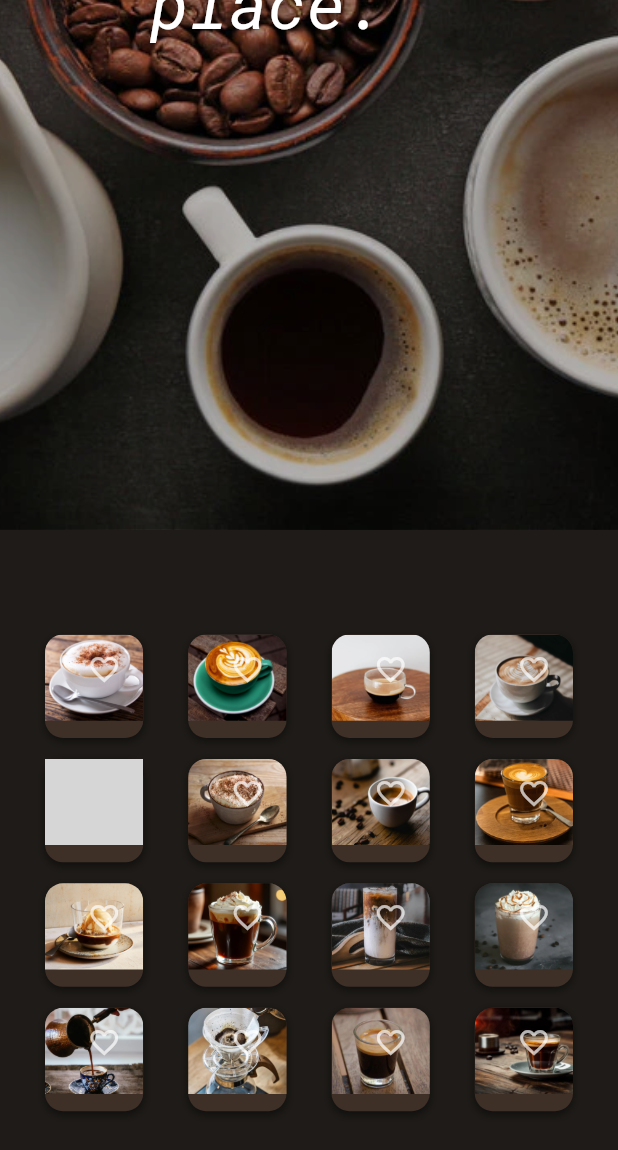
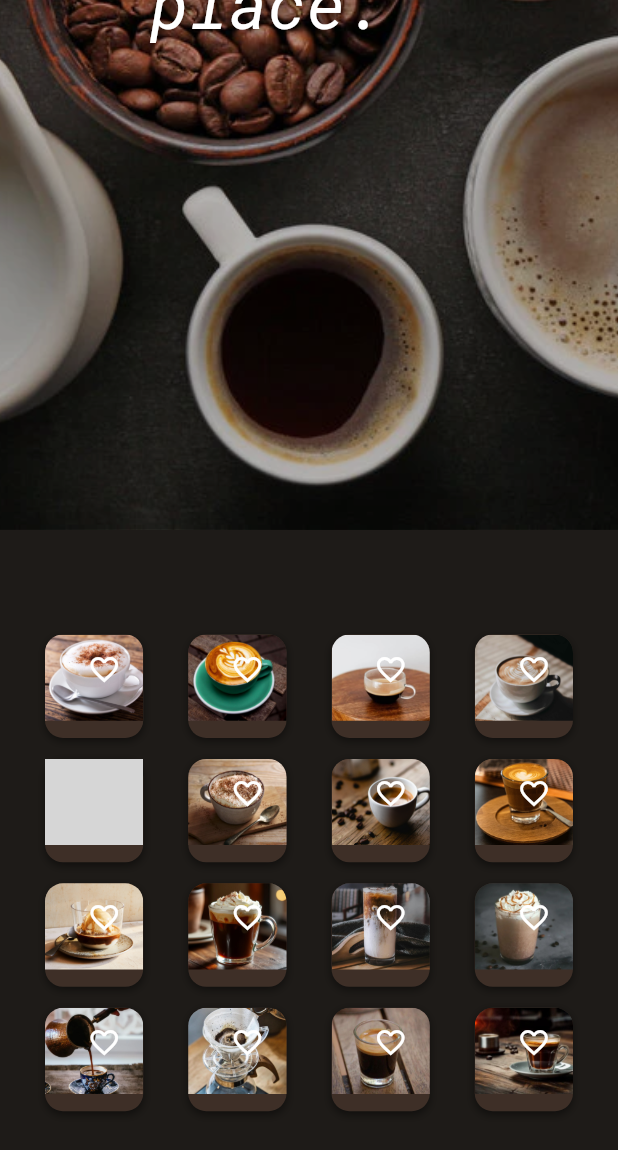
Before and after one commit to shahnigarek/Coffee_Info_Explorer_604.23E, a Flutter app: the screen it shows after launch, scrolled down 377 dp, on a phone screen of 412 x 824 dp. Shown: the top 1150 px of the screen. Run offline on Flutter 3.47's test engine with Material 3 defaults, Android fonts, the phone set to English and light mode, and no system bars; our stand-ins replace google_fonts; grey boxes are pictures that could not be loaded.

Commit message:
Updated CoffeeCard widget with favorite toggle logic

```diff
--- a/lib/widgets/coffee_card.dart
+++ b/lib/widgets/coffee_card.dart
@@ -5,11 +5,13 @@ import '../models/coffee_model.dart';
 class CoffeeCard extends StatefulWidget {
   final CoffeeModel coffee;
   final VoidCallback? onTap;
+  final VoidCallback? onFavoriteToggle;
 
   const CoffeeCard({
     Key? key,
     required this.coffee,
     this.onTap,
+    this.onFavoriteToggle,
   }) : super(key: key);
 
   @override
@@ -94,13 +96,23 @@ class _CoffeeCardState extends State<CoffeeCard> {
                   ),
                 ],
               ),
+
               Positioned(
                 top: 12,
                 right: 15,
-                child: Icon(
-                  Icons.favorite_border,
-                  color: Colors.white70,
-                  size: 22,
+                child: GestureDetector(
+                  onTap: () {
+                    widget.onFavoriteToggle?.call();
+                  },
+                  child: Icon(
+                    widget.coffee.isFavorite
+                        ? Icons.favorite
+                        : Icons.favorite_border,
+                    color: widget.coffee.isFavorite
+                        ? Colors.redAccent
+                        : Colors.white,
+                    size: 22,
+                  ),
                 ),
               ),
             ],
```
